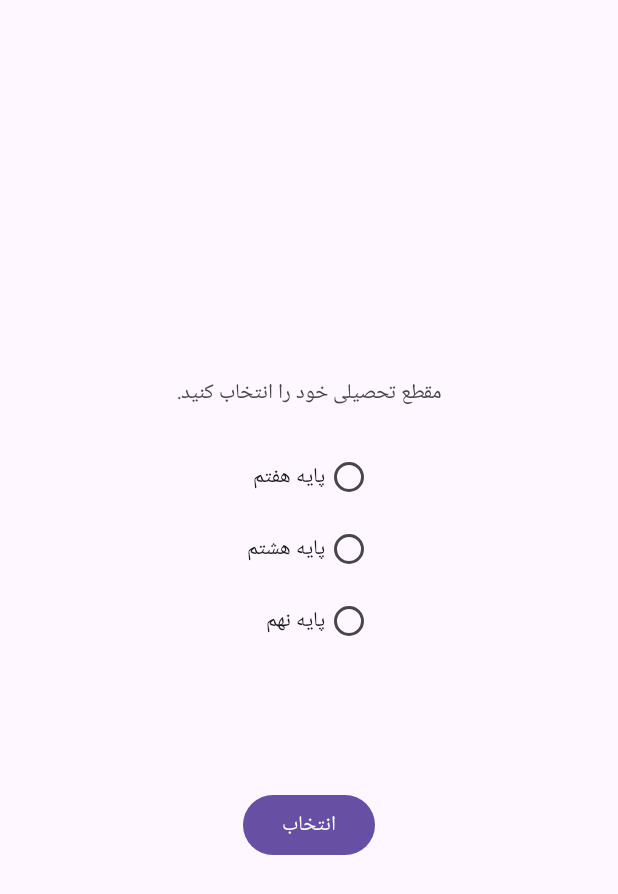
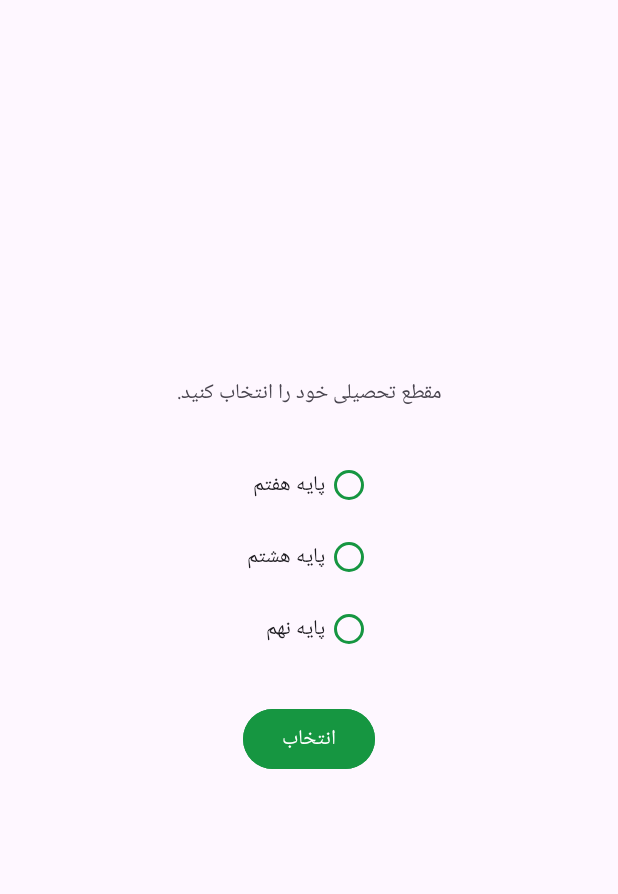
Before and after one commit to imhossyn/beshno-as-naiy, an Android app: the screen it shows after launch (MainActivity), on a phone screen of 412 x 824 dp. Shown: the top 894 px of the screen. Run offline under Robolectric (Android 15) with nearby library versions, the phone set to English and light mode, and no system bars.

Commit message:
fix bug splash activity

```diff
--- a/app/src/main/AndroidManifest.xml
+++ b/app/src/main/AndroidManifest.xml
@@ -19,6 +19,7 @@
             android:exported="true">
             <intent-filter>
                 <action android:name="android.intent.action.MAIN" />
+
                 <category android:name="android.intent.category.LAUNCHER" />
             </intent-filter>
         </activity>
@@ -26,11 +27,6 @@
             android:name=".MainActivity"
             android:exported="true"
             android:windowSoftInputMode="adjustPan">
-            <intent-filter>
-                <action android:name="android.intent.action.MAIN" />
-
-                <category android:name="android.intent.category.LAUNCHER" />
-            </intent-filter>
         </activity>
     </application>
 
--- a/app/src/main/java/com/fateh/beshno_as_naiy/SplashActivity.java
+++ b/app/src/main/java/com/fateh/beshno_as_naiy/SplashActivity.java
@@ -1,30 +1,27 @@
 package com.fateh.beshno_as_naiy;
 
-import android.annotation.SuppressLint;
+import android.content.Intent;
 import android.os.Bundle;
-
-import android.content.Intent;
 import android.os.Handler;
 
+import androidx.activity.EdgeToEdge;
 import androidx.appcompat.app.AppCompatActivity;
 
-@SuppressLint("CustomSplashScreen")
 public class SplashActivity extends AppCompatActivity {
-
-    private static final int SPLASH_DURATION = 3000; // 3 seconds
 
     @Override
     protected void onCreate(Bundle savedInstanceState) {
         super.onCreate(savedInstanceState);
+        EdgeToEdge.enable(this);
         setContentView(R.layout.activity_splash);
+
         new Handler().postDelayed(new Runnable() {
             @Override
             public void run() {
-                // Start the main activity after the splash screen duration
-                Intent intent = new Intent(SplashActivity.this, MainActivity.class);
-                startActivity(intent);
+                Intent i = new Intent(SplashActivity.this, MainActivity.class);
+                startActivity(i);
                 finish();
             }
-        }, SPLASH_DURATION);
+        }, 2000);
     }
 }
--- a/app/src/main/res/layout/activity_main.xml
+++ b/app/src/main/res/layout/activity_main.xml
@@ -21,7 +21,7 @@
         android:id="@+id/ClassNumbers"
         android:layout_width="wrap_content"
         android:layout_height="wrap_content"
-        android:layout_marginTop="20dp"
+        android:layout_marginTop="25dp"
         android:layoutDirection="rtl"
         app:layout_constraintEnd_toEndOf="parent"
         app:layout_constraintStart_toStartOf="parent"
@@ -31,18 +31,21 @@
             android:id="@+id/radioButton"
             android:layout_width="wrap_content"
             android:layout_height="wrap_content"
+            app:buttonTint="@color/green_tire"
             android:text="پایه هفتم" />
 
         <RadioButton
             android:id="@+id/radioButton2"
             android:layout_width="wrap_content"
             android:layout_height="wrap_content"
+            app:buttonTint="@color/green_tire"
             android:text="پایه هشتم" />
 
         <RadioButton
             android:id="@+id/radioButton3"
             android:layout_width="match_parent"
             android:layout_height="wrap_content"
+            app:buttonTint="@color/green_tire"
             android:text="پایه نهم" />
     </RadioGroup>
 
@@ -50,11 +53,12 @@
         android:id="@+id/enter_btn"
         android:layout_width="wrap_content"
         android:layout_height="wrap_content"
-        android:layout_marginBottom="250dp"
+        android:layout_marginTop="25dp"
+        android:backgroundTint="@color/green_tire"
         android:text="انتخاب"
-        app:layout_constraintBottom_toBottomOf="parent"
         app:layout_constraintEnd_toEndOf="parent"
-        app:layout_constraintStart_toStartOf="parent" />
+        app:layout_constraintStart_toStartOf="parent"
+        app:layout_constraintTop_toBottomOf="@+id/ClassNumbers" />
 
 
 </androidx.constraintlayout.widget.ConstraintLayout>
--- a/app/src/main/res/values/colors.xml
+++ b/app/src/main/res/values/colors.xml
@@ -3,4 +3,5 @@
     <color name="black">#FF000000</color>
     <color name="white">#FFFFFFFF</color>
     <color name="green">#D5EED9</color>
+    <color name="green_tire">#169641</color>
 </resources>
```
Also changed, not shown: app/src/main/res/layout/activity_splash.xml (+21 -5 lines).
